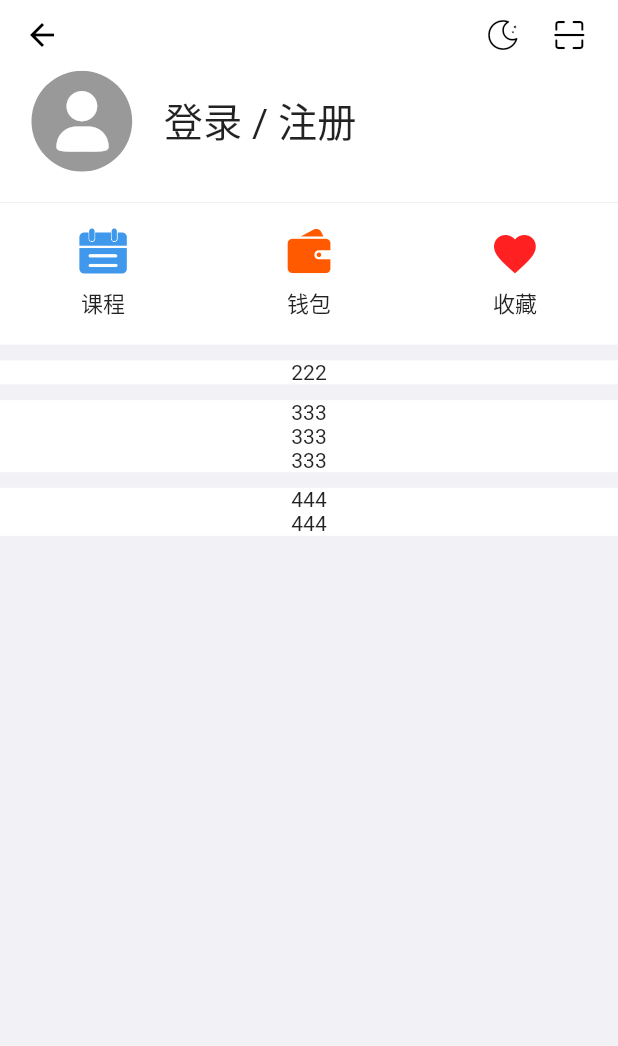
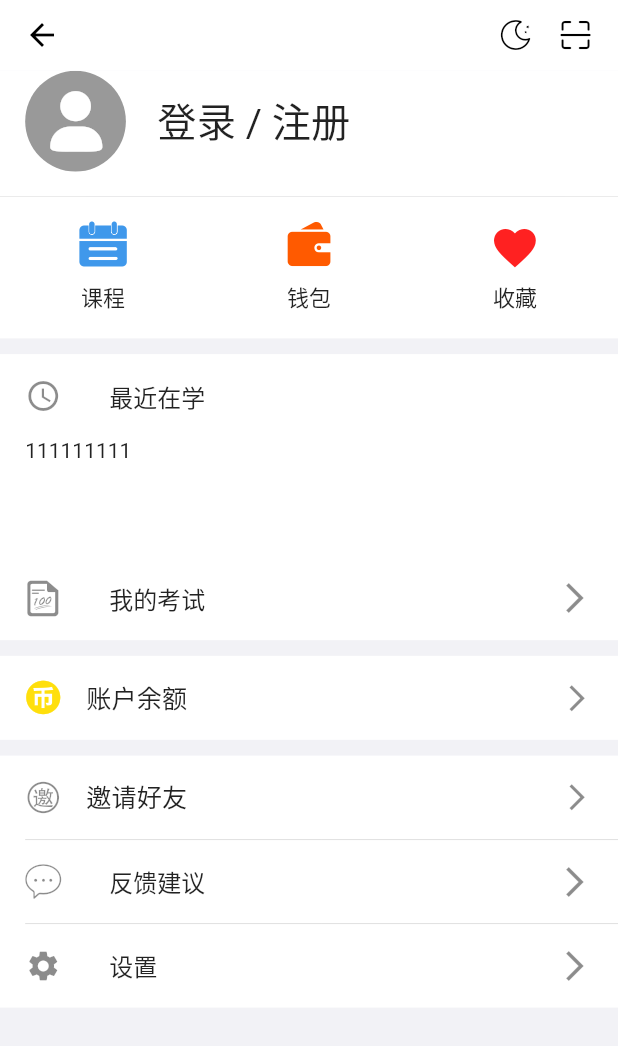
Before and after one commit to MemoryDewey/FlutterBaasStudy, a Flutter app: the ProfilePage screen opened directly, on a phone screen of 412 x 824 dp. Shown: the top 1046 px of the screen. Run offline on Flutter 3.47's test engine with Material 2 defaults, Android fonts, the light colour scheme and no system bars; our stand-ins replace cached_network_image, dio, flutter_screenutil, flutter_swiper, shared_preferences; accounts and stored records are empty; network calls fail.

Commit message:
更新个人页组件

```diff
--- a/lib/pages/profile_page.dart
+++ b/lib/pages/profile_page.dart
@@ -1,7 +1,8 @@
 import 'package:baas_study/icons/font_icon.dart';
 import 'package:baas_study/utils/auto_size_utli.dart';
+import 'package:baas_study/widget/list_tail_custom.dart';
 import 'package:baas_study/widget/list_tile_group.dart';
-import 'package:cached_network_image/cached_network_image.dart';
+import 'package:flutter/cupertino.dart';
 import 'package:flutter/material.dart';
 
 class ProfilePage extends StatefulWidget {
@@ -29,30 +30,9 @@ class _ProfilePageState extends State<ProfilePage>
               _info,
               Divider(height: 0),
               _gradGroup,
-              ListTileGroup(
-                color: Colors.white,
-                top: _size(10),
-                children: <Widget>[
-                  Text('222'),
-                ],
-              ),
-              ListTileGroup(
-                color: Colors.white,
-                top: _size(10),
-                bottom: _size(10),
-                children: <Widget>[
-                  Text('333'),
-                  Text('333'),
-                  Text('333'),
-                ],
-              ),
-              ListTileGroup(
-                color: Colors.white,
-                children: <Widget>[
-                  Text('444'),
-                  Text('444'),
-                ],
-              ),
+              _studyInfoList,
+              _balanceInfoList,
+              _accountInfoList,
             ],
           ),
         ));
@@ -76,14 +56,14 @@ class _ProfilePageState extends State<ProfilePage>
         elevation: 0,
         actions: <Widget>[
           Padding(
-            padding: EdgeInsets.only(right: _size(20)),
+            padding: EdgeInsets.only(right: _size(16)),
             child: Icon(
               FontIcons.dark_mode,
               size: _size(22),
             ),
           ),
           Padding(
-            padding: EdgeInsets.only(right: _size(20)),
+            padding: EdgeInsets.only(right: _size(16)),
             child: Icon(
               FontIcons.scan,
               size: _size(22),
@@ -98,7 +78,7 @@ class _ProfilePageState extends State<ProfilePage>
   /// 头像信息
   Widget get _info {
     return Container(
-      padding: EdgeInsets.only(bottom: _size(20), left: _size(20)),
+      padding: EdgeInsets.only(bottom: _size(16), left: _size(16)),
       color: Colors.white,
       child: Row(
         children: <Widget>[
@@ -168,6 +148,82 @@ class _ProfilePageState extends State<ProfilePage>
     );
   }
 
+  /// 最近在学 - 我的考试 ListTile
+  Widget get _studyInfoList {
+    return ListTileGroup(
+      color: Colors.white,
+      top: _size(10),
+      children: <Widget>[
+        ListTile(
+          contentPadding: EdgeInsets.symmetric(horizontal: _size(16)),
+          leading: Icon(Icons.access_time),
+          title: Text('最近在学'),
+        ),
+        Container(
+          height: _size(75),
+          padding: EdgeInsets.symmetric(horizontal: _size(16)),
+          child: ListView(
+            scrollDirection: Axis.horizontal,
+            children: <Widget>[
+              Text('111'),
+              Text('111'),
+              Text('111'),
+            ],
+          ),
+        ),
+        ListTile(
+          contentPadding: EdgeInsets.symmetric(horizontal: _size(16)),
+          leading: Icon(FontIcons.paper),
+          title: Text('我的考试'),
+          trailing: Icon(Icons.arrow_forward_ios),
+        ),
+      ],
+    );
+  }
+
+  /// 账户余额 ListTile
+  Widget get _balanceInfoList {
+    return ListTileGroup(
+      color: Colors.white,
+      top: _size(10),
+      bottom: _size(10),
+      children: <Widget>[
+        ListTileCustom(
+          leading: FontIcons.coin,
+          leadingTitle: '账户余额',
+          color: Color(0xffffdf0c),
+        ),
+      ],
+    );
+  }
+
+  /// 邀请好友 - 反馈建议 - 设置 ListTile
+  Widget get _accountInfoList {
+    return ListTileGroup(
+      color: Colors.white,
+      children: <Widget>[
+        ListTileCustom(
+          leading: FontIcons.invite,
+          leadingTitle: '邀请好友',
+        ),
+        Divider(height: 0, indent: _size(16)),
+        ListTile(
+          contentPadding: EdgeInsets.symmetric(horizontal: _size(16)),
+          leading: Icon(FontIcons.feedback),
+          title: Text('反馈建议'),
+          trailing: Icon(Icons.arrow_forward_ios),
+        ),
+        Divider(height: 0, indent: _size(16)),
+        ListTile(
+          contentPadding: EdgeInsets.symmetric(horizontal: _size(16)),
+          leading: Icon(Icons.settings),
+          title: Text('设置'),
+          trailing: Icon(Icons.arrow_forward_ios),
+        ),
+      ],
+    );
+  }
+
   /// GradItem
   Widget _gradItem({IconData icon, String text, Color color}) {
     return Column(
--- /dev/null
+++ b/lib/widget/list_tail_custom.dart
@@ -0,0 +1,63 @@
+import 'package:baas_study/utils/auto_size_utli.dart';
+import 'package:flutter/material.dart';
+
+/// 自定义封装 ListTile
+class ListTileCustom extends StatelessWidget {
+  final IconData leading;
+  final String leadingTitle;
+  final Color color;
+  final String trailingTitle;
+
+  const ListTileCustom({
+    Key key,
+    this.leading,
+    this.leadingTitle,
+    this.color,
+    this.trailingTitle,
+  }) : super(key: key);
+
+  @override
+  Widget build(BuildContext context) {
+    return ListTile(
+      contentPadding: EdgeInsets.symmetric(horizontal: AutoSizeUtil.size(16)),
+      leading: Row(
+        mainAxisSize: MainAxisSize.min,
+        crossAxisAlignment: CrossAxisAlignment.center,
+        children: <Widget>[
+          Icon(leading, color: color),
+          Container(
+            margin: EdgeInsets.only(left: AutoSizeUtil.size(16)),
+            child: Text(
+              leadingTitle,
+              overflow: TextOverflow.ellipsis,
+              style: TextStyle(fontSize: AutoSizeUtil.font(16)),
+            ),
+          )
+        ],
+      ),
+      trailing: trailingTitle == null
+          ? Icon(
+              Icons.arrow_forward_ios,
+              size: AutoSizeUtil.size(20),
+            )
+          : Row(
+              mainAxisSize: MainAxisSize.min,
+              crossAxisAlignment: CrossAxisAlignment.center,
+              children: <Widget>[
+                Text(
+                  trailingTitle,
+                  overflow: TextOverflow.ellipsis,
+                  style: TextStyle(
+                    fontSize: AutoSizeUtil.font(14),
+                    color: Color(0xff969799),
+                  ),
+                ),
+                Icon(
+                  Icons.arrow_forward_ios,
+                  size: AutoSizeUtil.size(20),
+                ),
+              ],
+            ),
+    );
+  }
+}
--- a/lib/widget/search_bar.dart
+++ b/lib/widget/search_bar.dart
@@ -4,6 +4,7 @@ import 'package:flutter/material.dart';
 
 enum SearchBarType { home, normal, homeLight }
 
+/// 顶部搜索框
 class SearchBar extends StatefulWidget {
   final bool enable;
   final bool hideLeft;
@@ -87,8 +88,10 @@ class _SearchBarState extends State<SearchBar> {
           ),
           _wrapTap(
             Container(
-              padding:
-                  EdgeInsets.fromLTRB(_size(10), _size(5), _size(10), _size(5)),
+              padding: EdgeInsets.symmetric(
+                vertical: _size(5),
+                horizontal: _size(10),
+              ),
               child: Text(
                 '搜索',
                 style: TextStyle(
@@ -138,8 +141,10 @@ class _SearchBarState extends State<SearchBar> {
           ),
           _wrapTap(
             Container(
-              padding:
-                  EdgeInsets.fromLTRB(_size(10), _size(5), _size(10), _size(5)),
+              padding: EdgeInsets.symmetric(
+                vertical: _size(5),
+                horizontal: _size(10),
+              ),
               child: Icon(
                 Icons.playlist_play,
                 color: _homeFontColor(),
@@ -172,7 +177,7 @@ class _SearchBarState extends State<SearchBar> {
       inputBoxColor = Color(0xffededed);
     return Container(
       height: _size(30),
-      padding: EdgeInsets.fromLTRB(_size(10), 0, _size(10), 0),
+      padding: EdgeInsets.symmetric(vertical: 0, horizontal: _size(10)),
       decoration: BoxDecoration(
           color: inputBoxColor,
           borderRadius: BorderRadius.circular(
```
